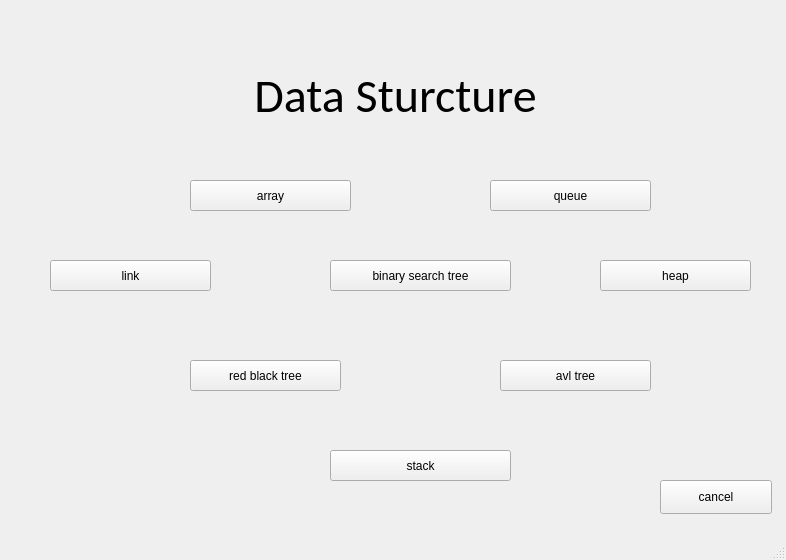
Qt form DSVis/WINDOW/model1_main.ui (Dreamerryao/CPlusPlus-Project) before a commit.
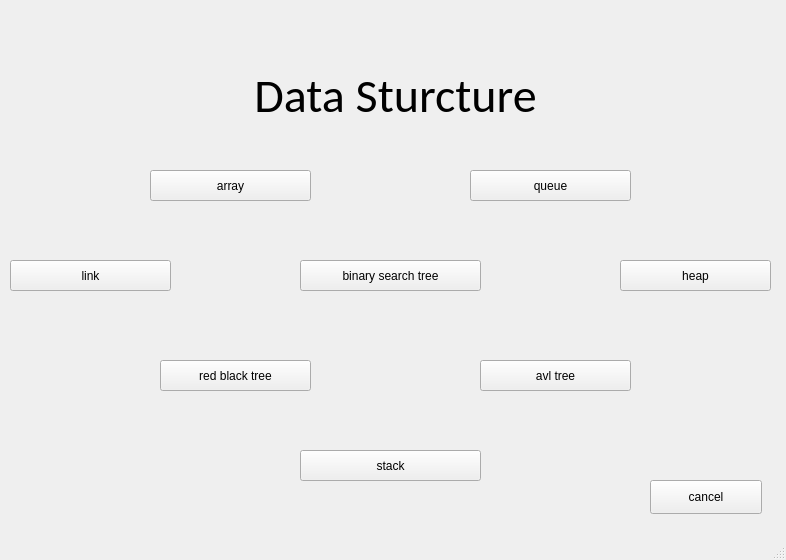
The same form after that commit.

Commit message: avl delete successfully

Diff of the .ui file:
```diff
--- a/DSVis/WINDOW/model1_main.ui
+++ b/DSVis/WINDOW/model1_main.ui
@@ -17,7 +17,7 @@
    <widget class="QPushButton" name="pushButton_10">
     <property name="geometry">
      <rect>
-      <x>660</x>
+      <x>650</x>
       <y>480</y>
       <width>112</width>
       <height>34</height>
@@ -52,8 +52,8 @@
    <widget class="QPushButton" name="pushButton">
     <property name="geometry">
      <rect>
-      <x>190</x>
-      <y>180</y>
+      <x>150</x>
+      <y>170</y>
       <width>161</width>
       <height>31</height>
      </rect>
@@ -65,7 +65,7 @@
    <widget class="QPushButton" name="pushButton_2">
     <property name="geometry">
      <rect>
-      <x>50</x>
+      <x>10</x>
       <y>260</y>
       <width>161</width>
       <height>31</height>
@@ -78,7 +78,7 @@
    <widget class="QPushButton" name="pushButton_4">
     <property name="geometry">
      <rect>
-      <x>330</x>
+      <x>300</x>
       <y>450</y>
       <width>181</width>
       <height>31</height>
@@ -91,8 +91,8 @@
    <widget class="QPushButton" name="pushButton_5">
     <property name="geometry">
      <rect>
-      <x>490</x>
-      <y>180</y>
+      <x>470</x>
+      <y>170</y>
       <width>161</width>
       <height>31</height>
      </rect>
@@ -104,7 +104,7 @@
    <widget class="QPushButton" name="pushButton_6">
     <property name="geometry">
      <rect>
-      <x>600</x>
+      <x>620</x>
       <y>260</y>
       <width>151</width>
       <height>31</height>
@@ -117,7 +117,7 @@
    <widget class="QPushButton" name="pushButton_7">
     <property name="geometry">
      <rect>
-      <x>330</x>
+      <x>300</x>
       <y>260</y>
       <width>181</width>
       <height>31</height>
@@ -130,7 +130,7 @@
    <widget class="QPushButton" name="pushButton_8">
     <property name="geometry">
      <rect>
-      <x>500</x>
+      <x>480</x>
       <y>360</y>
       <width>151</width>
       <height>31</height>
@@ -143,7 +143,7 @@
    <widget class="QPushButton" name="pushButton_9">
     <property name="geometry">
      <rect>
-      <x>190</x>
+      <x>160</x>
       <y>360</y>
       <width>151</width>
       <height>31</height>
```
The commit also changes 1 other file.
